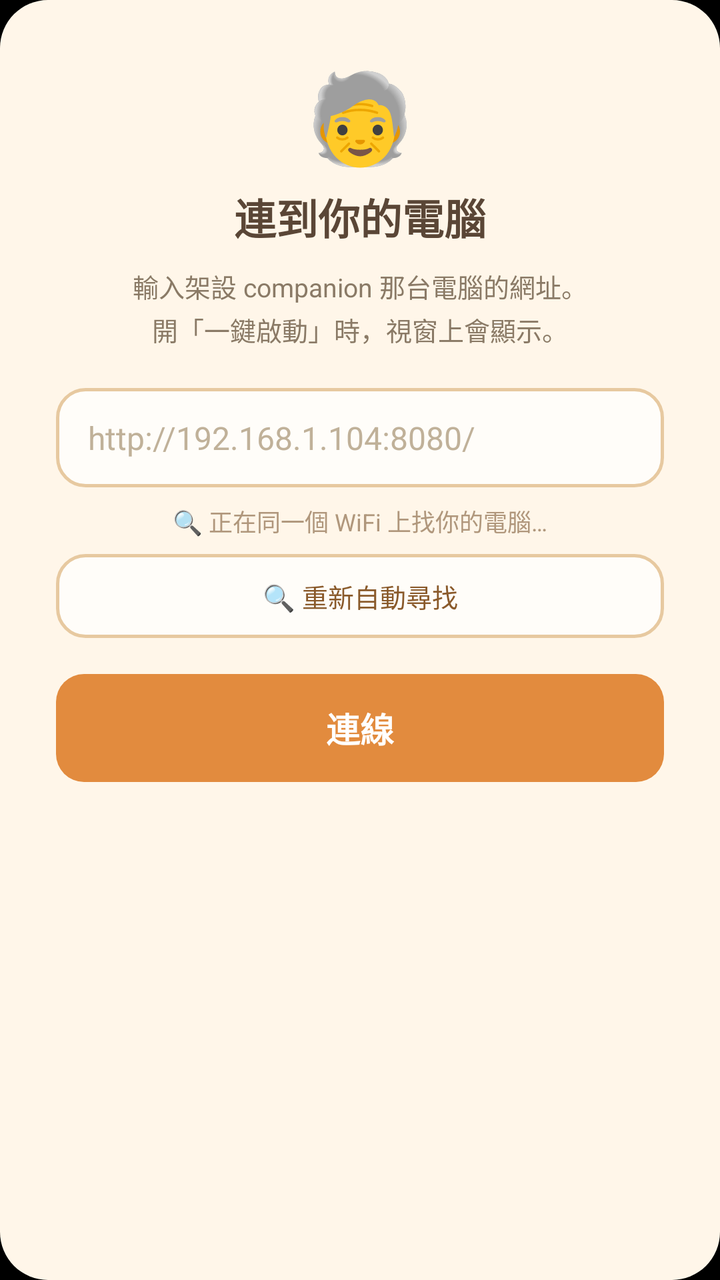
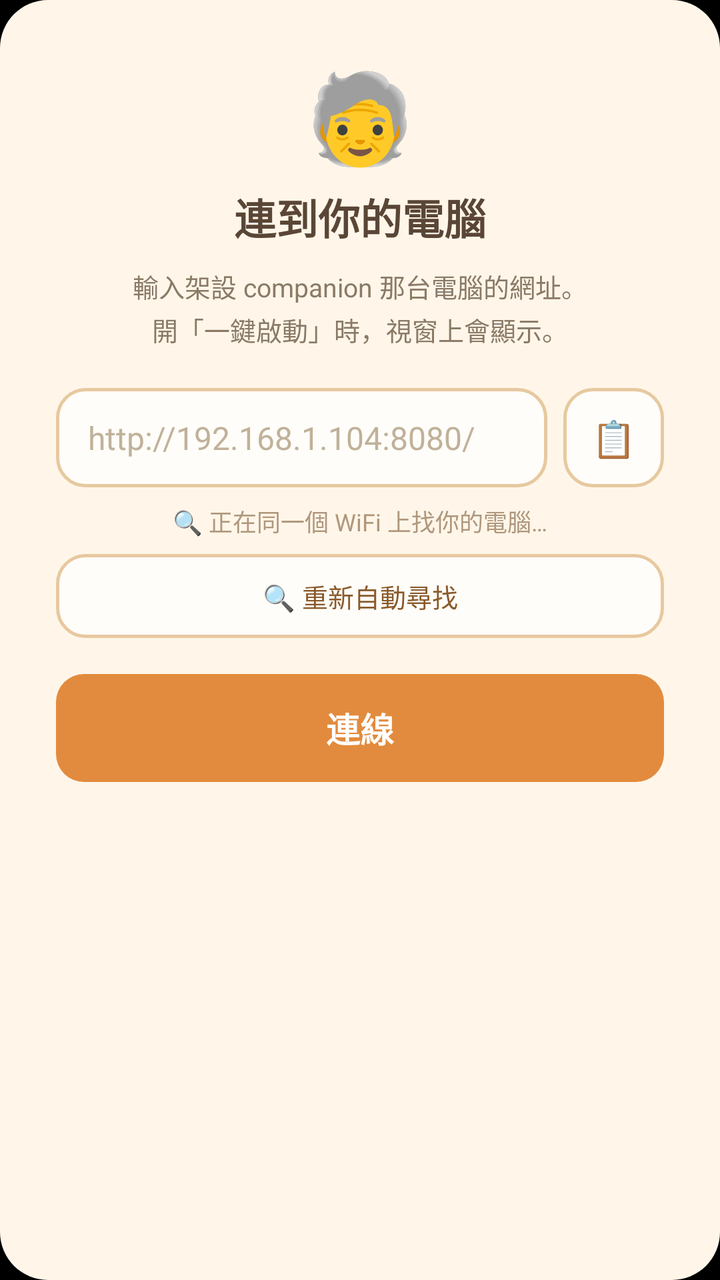

Screens rendered from an Android XML layout before and after an edit, with the pre-edit source and the edit as a unified diff.
<!-- AndroidManifest.xml: application theme android:Theme.NoTitleBar.Fullscreen -->
<!-- res/layout/dialog_server.xml -->
<?xml version="1.0" encoding="utf-8"?>
<LinearLayout xmlns:android="http://schemas.android.com/apk/res/android"
    android:layout_width="match_parent"
    android:layout_height="wrap_content"
    android:orientation="vertical"
    android:background="@drawable/dialog_bg"
    android:padding="28dp">

    <TextView
        android:layout_width="wrap_content"
        android:layout_height="wrap_content"
        android:layout_gravity="center_horizontal"
        android:text="🧓"
        android:textSize="44sp" />

    <TextView
        android:layout_width="match_parent"
        android:layout_height="wrap_content"
        android:layout_marginTop="6dp"
        android:gravity="center"
        android:text="連到你的電腦"
        android:textColor="#5A4636"
        android:textSize="21sp"
        android:textStyle="bold" />

    <TextView
        android:layout_width="match_parent"
        android:layout_height="wrap_content"
        android:layout_marginTop="10dp"
        android:gravity="center"
        android:lineSpacingExtra="3dp"
        android:text="輸入架設 companion 那台電腦的網址。\n開「一鍵啟動」時，視窗上會顯示。"
        android:textColor="#8A7A66"
        android:textSize="13sp" />

    <EditText
        android:id="@+id/urlInput"
        android:layout_width="match_parent"
        android:layout_height="wrap_content"
        android:layout_marginTop="20dp"
        android:background="@drawable/dialog_input_bg"
        android:hint="http://192.168.1.104:8080/"
        android:textColorHint="#C0B199"
        android:inputType="textUri"
        android:paddingHorizontal="16dp"
        android:paddingVertical="14dp"
        android:textColor="#5A4636"
        android:textSize="16sp" />

    <TextView
        android:id="@+id/discoverStatus"
        android:layout_width="match_parent"
        android:layout_height="wrap_content"
        android:layout_marginTop="8dp"
        android:gravity="center"
        android:text="🔍 正在同一個 WiFi 上找你的電腦…"
        android:textColor="#B0977C"
        android:textSize="12sp" />

    <Button
        android:id="@+id/discoverBtn"
        android:layout_width="match_parent"
        android:layout_height="42dp"
        android:layout_marginTop="8dp"
        android:background="@drawable/dialog_btn_ghost_bg"
        android:text="🔍 重新自動尋找"
        android:textColor="#8A5A2B"
        android:textSize="13sp"
        android:stateListAnimator="@null" />

    <Button
        android:id="@+id/connectBtn"
        android:layout_width="match_parent"
        android:layout_height="54dp"
        android:layout_marginTop="18dp"
        android:background="@drawable/dialog_btn_bg"
        android:text="連線"
        android:textColor="#FFFFFF"
        android:textSize="17sp"
        android:textStyle="bold"
        android:stateListAnimator="@null" />

</LinearLayout>
<!-- resources referenced by this layout -->
<resources>
  <!-- drawable dialog_bg (drawable) -->
  <?xml version="1.0" encoding="utf-8"?>
  <shape xmlns:android="http://schemas.android.com/apk/res/android" android:shape="rectangle">
      <solid android:color="#FFF6E9" />
      <corners android:radius="24dp" />
  </shape>
  <!-- drawable dialog_btn_bg (drawable) -->
  <?xml version="1.0" encoding="utf-8"?>
  <selector xmlns:android="http://schemas.android.com/apk/res/android">
      <item android:state_pressed="true">
          <shape android:shape="rectangle">
              <solid android:color="#C2712B" />
              <corners android:radius="14dp" />
          </shape>
      </item>
      <item>
          <shape android:shape="rectangle">
              <solid android:color="#E28B3E" />
              <corners android:radius="14dp" />
          </shape>
      </item>
  </selector>
  <!-- drawable dialog_btn_ghost_bg (drawable) -->
  <?xml version="1.0" encoding="utf-8"?>
  <selector xmlns:android="http://schemas.android.com/apk/res/android">
      <item android:state_pressed="true">
          <shape android:shape="rectangle">
              <solid android:color="#F0E2CC" />
              <stroke android:width="1.5dp" android:color="#E7C9A0" />
              <corners android:radius="14dp" />
          </shape>
      </item>
      <item>
          <shape android:shape="rectangle">
              <solid android:color="#FFFDF9" />
              <stroke android:width="1.5dp" android:color="#E7C9A0" />
              <corners android:radius="14dp" />
          </shape>
      </item>
  </selector>
  <!-- drawable dialog_input_bg (drawable) -->
  <?xml version="1.0" encoding="utf-8"?>
  <shape xmlns:android="http://schemas.android.com/apk/res/android" android:shape="rectangle">
      <solid android:color="#FFFDF9" />
      <stroke android:width="1.5dp" android:color="#E7C9A0" />
      <corners android:radius="14dp" />
  </shape>
</resources>

<!-- the commit's change to res/layout/dialog_server.xml (unified diff, before → after) -->
@@ -33,19 +33,39 @@
         android:textColor="#8A7A66"
         android:textSize="13sp" />
 
-    <EditText
-        android:id="@+id/urlInput"
+    <LinearLayout
         android:layout_width="match_parent"
         android:layout_height="wrap_content"
         android:layout_marginTop="20dp"
-        android:background="@drawable/dialog_input_bg"
-        android:hint="http://192.168.1.104:8080/"
-        android:textColorHint="#C0B199"
-        android:inputType="textUri"
-        android:paddingHorizontal="16dp"
-        android:paddingVertical="14dp"
-        android:textColor="#5A4636"
-        android:textSize="16sp" />
+        android:orientation="horizontal"
+        android:gravity="center_vertical">
+
+        <EditText
+            android:id="@+id/urlInput"
+            android:layout_width="0dp"
+            android:layout_height="wrap_content"
+            android:layout_weight="1"
+            android:background="@drawable/dialog_input_bg"
+            android:hint="http://192.168.1.104:8080/"
+            android:textColorHint="#C0B199"
+            android:inputType="textUri"
+            android:paddingHorizontal="16dp"
+            android:paddingVertical="14dp"
+            android:textColor="#5A4636"
+            android:textSize="16sp" />
+
+        <Button
+            android:id="@+id/pasteBtn"
+            android:layout_width="wrap_content"
+            android:layout_height="match_parent"
+            android:layout_marginStart="8dp"
+            android:minWidth="0dp"
+            android:paddingHorizontal="14dp"
+            android:background="@drawable/dialog_btn_ghost_bg"
+            android:text="📋"
+            android:textSize="18sp"
+            android:stateListAnimator="@null" />
+    </LinearLayout>
 
     <TextView
         android:id="@+id/discoverStatus"
